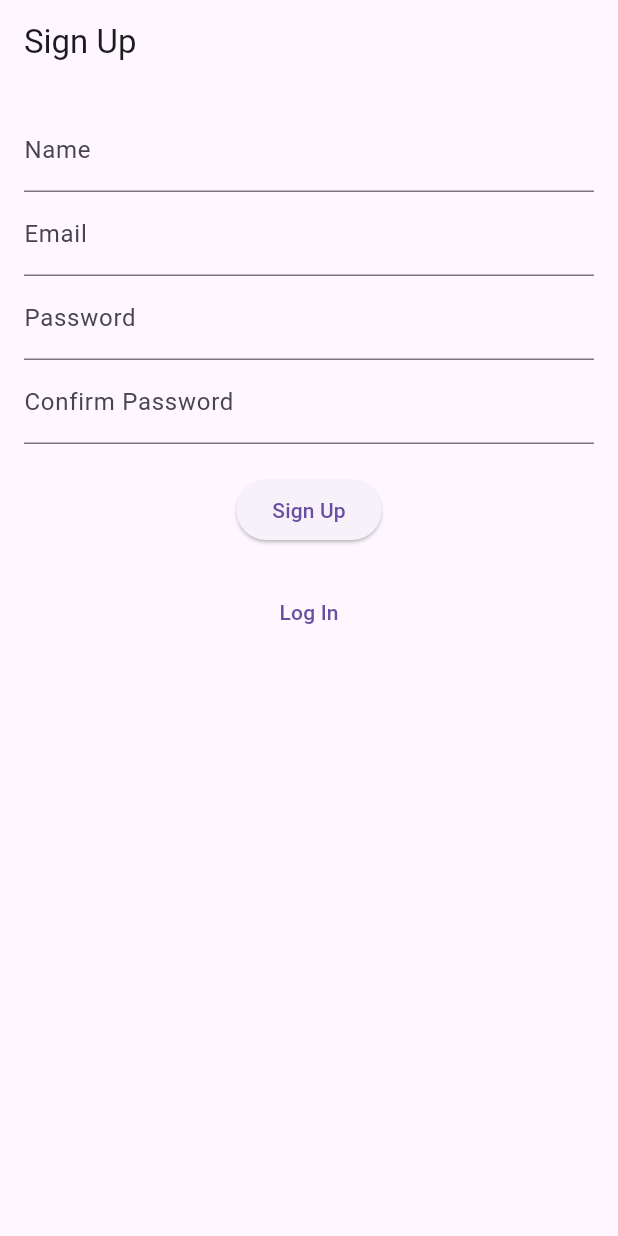
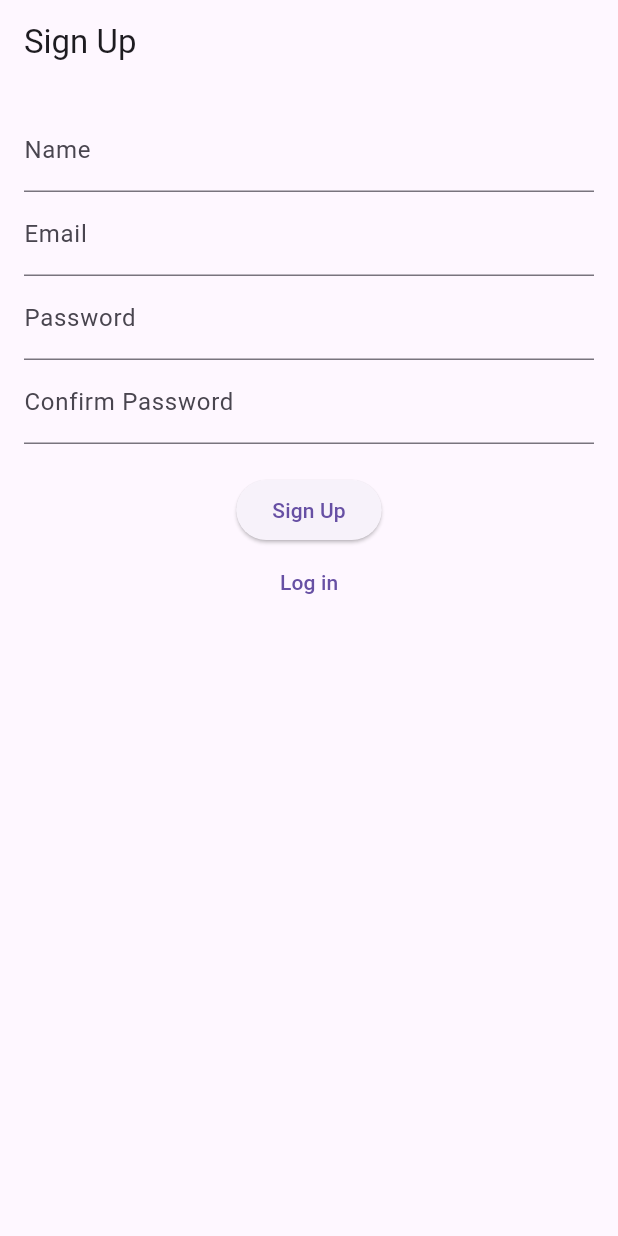
Before and after one commit to AchrafHajAhmed/hanout, a Flutter app: the screen it shows after launch, on a phone screen of 412 x 824 dp. Run offline on Flutter 3.47's test engine with Material 3 defaults, Android fonts, the light colour scheme and no system bars; our stand-ins replace cloud_firestore, firebase_auth, firebase_core; accounts and stored records are empty.

Commit message:
creation class text button et modification class sign up et log in

```diff
--- a/lib/screen/log_in.dart
+++ b/lib/screen/log_in.dart
@@ -2,6 +2,8 @@ import 'package:flutter/material.dart';
 import 'package:firebase_auth/firebase_auth.dart';
 import 'package:hanout/screen/acceuil.dart';
 import 'package:hanout/screen/sign_up.dart';
+import 'package:hanout/widget/textfromfield.dart';
+import 'package:hanout/widget/textbutton.dart';
 
 class Log_in extends StatelessWidget {
   final TextEditingController emailController = TextEditingController();
@@ -49,12 +51,11 @@ class Log_in extends StatelessWidget {
               },
               child: Text('Se connecter'),
             ),
-            SizedBox(height: 20),
-            TextButton(
+            textbutton(buttonText: 'Sign Up',
                 onPressed: () {
                   Navigator.pushReplacement(context, MaterialPageRoute(builder: (context) => SignUp()));
-                },
-                child: Text('Sign Up')),
+      },
+            )
           ],
         ),
       ),
--- a/lib/screen/sign_up.dart
+++ b/lib/screen/sign_up.dart
@@ -2,6 +2,7 @@ import 'package:flutter/material.dart';
 import 'package:firebase_auth/firebase_auth.dart';
 import 'package:cloud_firestore/cloud_firestore.dart';
 import 'package:hanout/screen/log_in.dart';
+import 'package:hanout/widget/textbutton.dart';
 
 
 class SignUp extends StatefulWidget {
@@ -70,13 +71,11 @@ class _SignUpState extends State<SignUp> {
                 onPressed: signUp,
                 child: Text('Sign Up'),
               ),
-              SizedBox(height: 20),
-              TextButton(
+              textbutton(buttonText: 'Log in',
                 onPressed: () {
                   Navigator.pushReplacement(context, MaterialPageRoute(builder: (context) => Log_in()));
                 },
-                child: Text('Log In'),
-              ),
+              )
             ],
           ),
         ),
--- /dev/null
+++ b/lib/widget/textbutton.dart
@@ -0,0 +1,17 @@
+import 'package:flutter/material.dart';
+
+class textbutton extends StatelessWidget {
+  final String buttonText;
+  final VoidCallback onPressed;
+
+  textbutton({required this.buttonText, required this.onPressed});
+
+  @override
+  Widget build(BuildContext context) {
+       SizedBox(height: 20);
+       return TextButton(
+         onPressed: onPressed,
+         child: Text(buttonText),
+    );
+  }
+}
```
